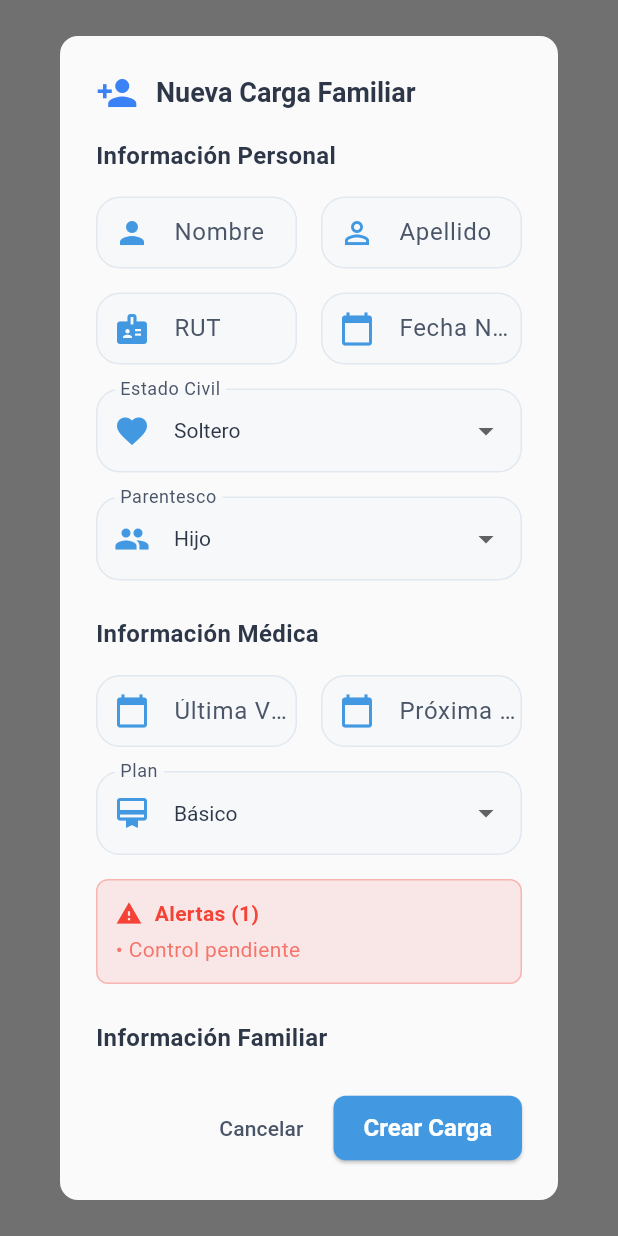
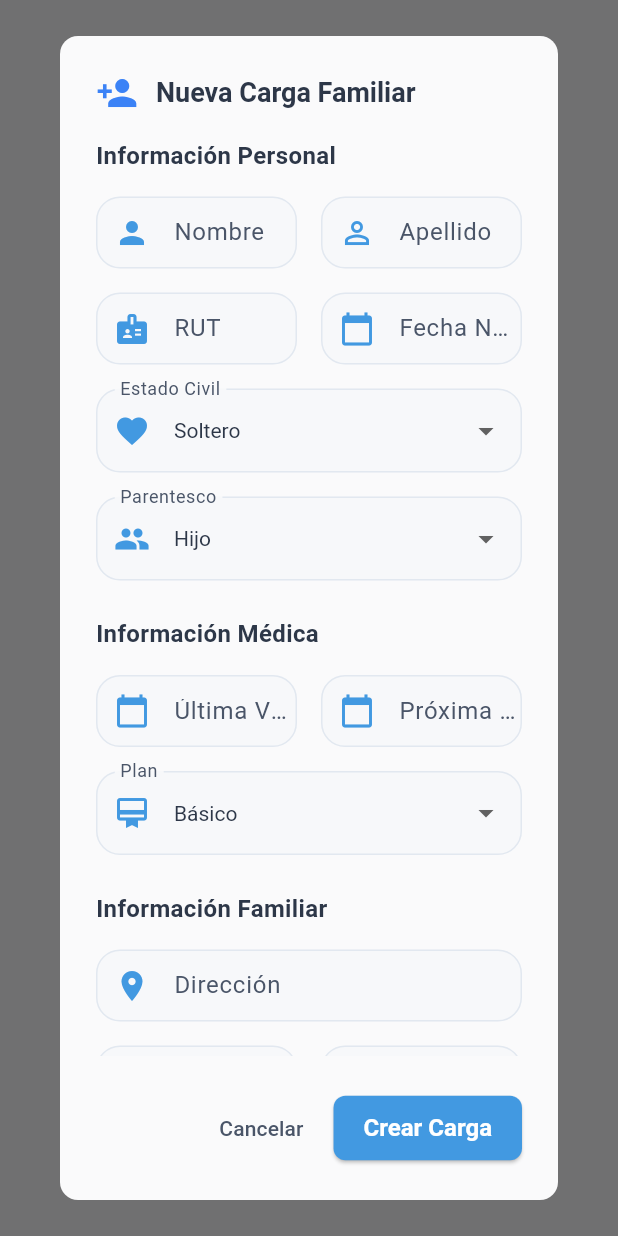
Before and after one commit to benjamon19/Software_desktop_GestsAsocia, a Flutter app: what show() shows on an empty page, opened directly, on a phone screen of 412 x 824 dp. Run offline on Flutter 3.47's test engine with Material 3 defaults, Android fonts, the phone set to English and light mode, and no system bars; our stand-ins replace cloud_firestore, firebase_auth, firebase_core, fl_chart, get, shared_preferences; missing offline and left inert: window_manager; accounts and stored records are empty.

Commit message:
v0.8.4 - Path
Cambio en buenas practicas.

```diff
--- a/lib/widgets/dashboard/modules/gestion_cargas_familiares/shared/dialogs/new_carga_familiar_dialog.dart
+++ b/lib/widgets/dashboard/modules/gestion_cargas_familiares/shared/dialogs/new_carga_familiar_dialog.dart
@@ -91,10 +91,6 @@ class NewCargaFamiliarDialog {
                 const SizedBox(height: 16),
 
                 _buildDropdown(context, 'Plan', ['Básico', 'Premium', 'VIP', 'Senior', 'Infantil'], Icons.card_membership),
-                const SizedBox(height: 16),
-
-                // Alertas (opcional)
-                _buildAlertField(context),
                 const SizedBox(height: 24),
 
                 // --- Información Familiar ---
@@ -234,38 +230,4 @@ class NewCargaFamiliarDialog {
       ),
     );
   }
-
-  static Widget _buildAlertField(BuildContext context) {
-    return Container(
-      padding: const EdgeInsets.all(12),
-      decoration: BoxDecoration(
-        color: Colors.red.withOpacity(0.1),
-        border: Border.all(color: Colors.red.withOpacity(0.3)),
-        borderRadius: BorderRadius.circular(8),
-      ),
-      child: Column(
-        crossAxisAlignment: CrossAxisAlignment.start,
-        children: [
-          Row(
-            children: [
-              const Icon(Icons.warning, color: Colors.red, size: 18),
-              const SizedBox(width: 8),
-              Text(
-                'Alertas (1)',
-                style: TextStyle(
-                  color: Colors.red,
-                  fontWeight: FontWeight.w600,
-                ),
-              ),
-            ],
-          ),
-          const SizedBox(height: 4),
-          Text(
-            '• Control pendiente',
-            style: TextStyle(color: Colors.red.withOpacity(0.7)),
-          ),
-        ],
-      ),
-    );
-  }
 }
```
